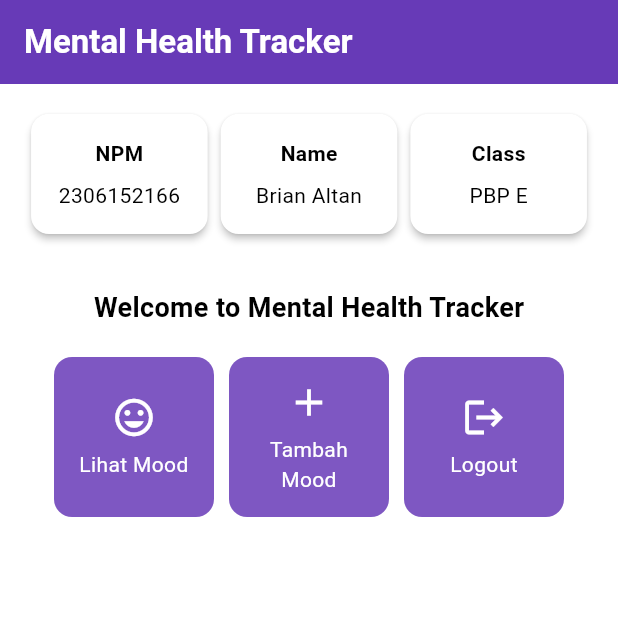
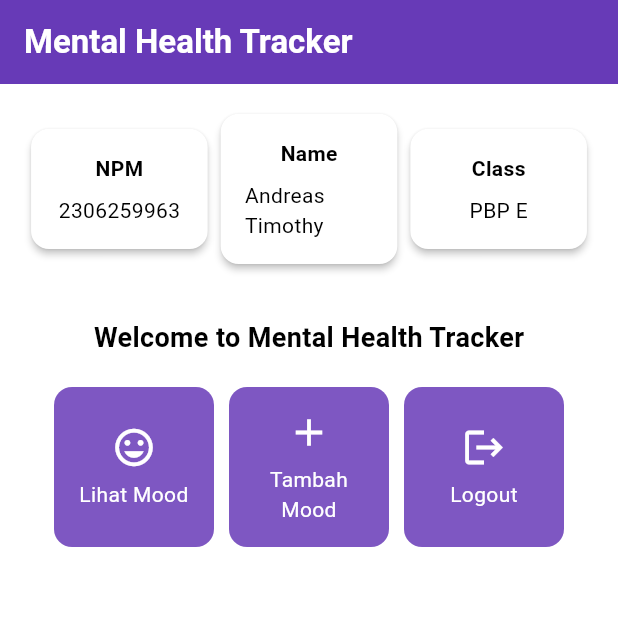
Before and after one commit to andreast12/mental-health-tracker-mobile, a Flutter app: the screen it shows after launch, on a phone screen of 412 x 824 dp, the top half of it. Run offline on Flutter 3.47's test engine with Material 3 defaults, Android fonts, the phone set to English and light mode, and no system bars.

Commit message:
selesai tutorial 6

```diff
--- a/lib/menu.dart
+++ b/lib/menu.dart
@@ -1,8 +1,8 @@
 import 'package:flutter/material.dart';
 
 class MyHomePage extends StatelessWidget {
-  final String npm = '2306152166'; // NPM
-  final String name = 'Brian Altan'; // Nama
+  final String npm = '2306259963'; // NPM
+  final String name = 'Andreas Timothy'; // Nama
   final String className = 'PBP E'; // Kelas
   MyHomePage({super.key});
 
@@ -92,12 +92,11 @@ class MyHomePage extends StatelessWidget {
   }
 }
 
-
 class InfoCard extends StatelessWidget {
   // Kartu informasi yang menampilkan title dan content.
 
-  final String title;  // Judul kartu.
-  final String content;  // Isi kartu.
+  final String title; // Judul kartu.
+  final String content; // Isi kartu.
 
   const InfoCard({super.key, required this.title, required this.content});
 
@@ -108,7 +107,8 @@ class InfoCard extends StatelessWidget {
       elevation: 2.0,
       child: Container(
         // Mengatur ukuran dan jarak di dalam kartu.
-        width: MediaQuery.of(context).size.width / 3.5, // menyesuaikan dengan lebar device yang digunakan.
+        width: MediaQuery.of(context).size.width /
+            3.5, // menyesuaikan dengan lebar device yang digunakan.
         padding: const EdgeInsets.all(16.0),
         // Menyusun title dan content secara vertikal.
         child: Column(
@@ -133,7 +133,6 @@ class ItemHomepage {
   ItemHomepage(this.name, this.icon);
 }
 
-
 class ItemCard extends StatelessWidget {
   // Menampilkan kartu dengan ikon dan nama.
 
@@ -155,9 +154,8 @@ class ItemCard extends StatelessWidget {
           // Menampilkan pesan SnackBar saat kartu ditekan.
           ScaffoldMessenger.of(context)
             ..hideCurrentSnackBar()
-            ..showSnackBar(
-              SnackBar(content: Text("Kamu telah menekan tombol ${item.name}!"))
-            );
+            ..showSnackBar(SnackBar(
+                content: Text("Kamu telah menekan tombol ${item.name}!")));
         },
         // Container untuk menyimpan Icon dan Text
         child: Container(
@@ -185,5 +183,4 @@ class ItemCard extends StatelessWidget {
       ),
     );
   }
-
 }
```
